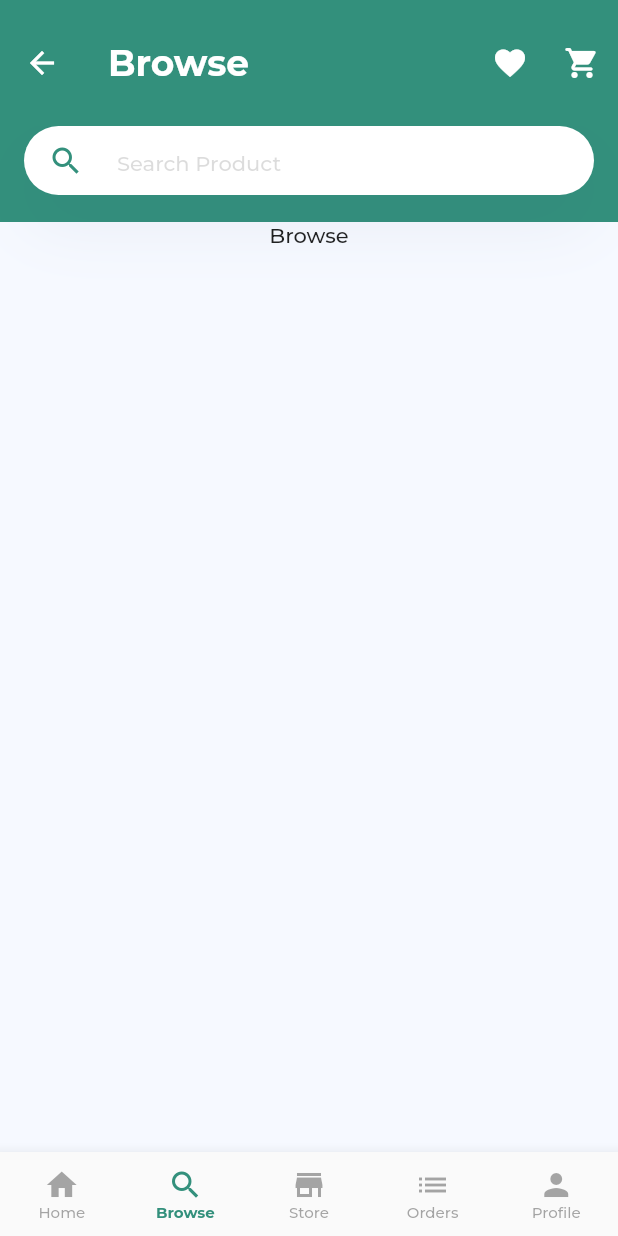
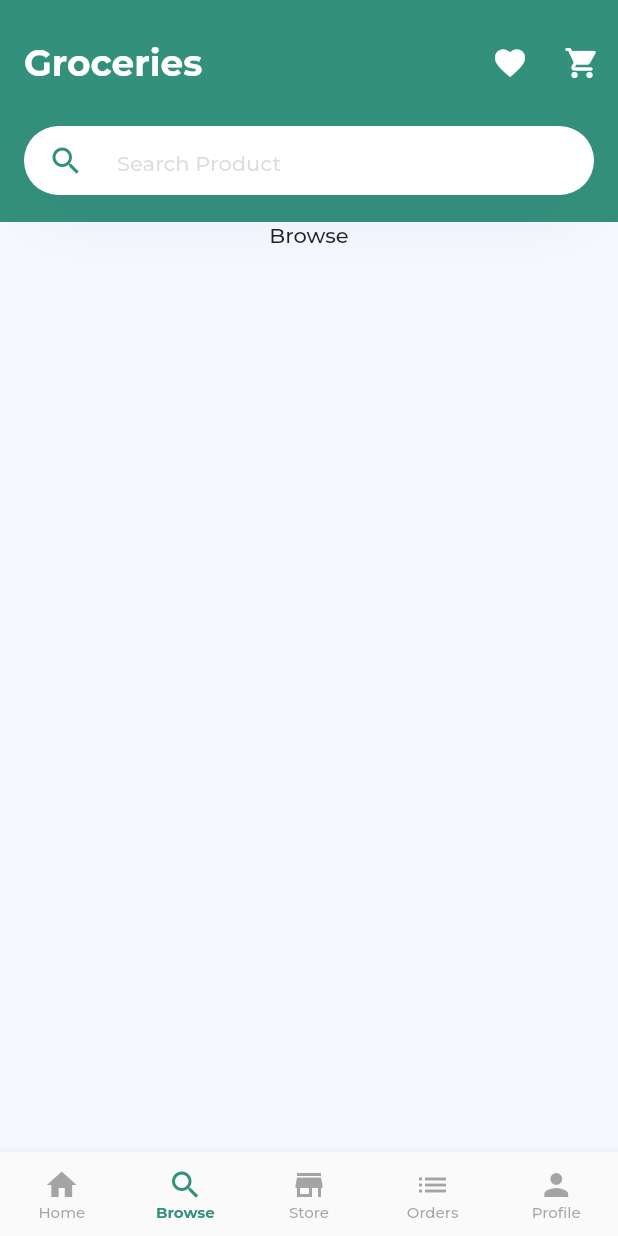
Before and after one commit to mateusisrael/tradly, a Flutter app: the screen it shows after launch, item 2 of the bottom bar chosen, on a phone screen of 412 x 824 dp. Run offline on Flutter 3.47's test engine with Material 2 defaults, Android fonts, the phone set to English and light mode, and no system bars; project files that could hold a hidden picture were left out.

```diff
--- a/lib/components/bottom_navigation_bar.dart
+++ b/lib/components/bottom_navigation_bar.dart
@@ -2,7 +2,9 @@ import 'package:flutter/material.dart';
 
 class AppBottomNavigationBar extends StatefulWidget {
   final int currentIndex;
-  const AppBottomNavigationBar({Key? key, required this.currentIndex})
+  final changeScreen;
+  const AppBottomNavigationBar(
+      {Key? key, required this.currentIndex, required this.changeScreen})
       : super(key: key);
 
   @override
@@ -19,12 +21,7 @@ class AppBottomNavigationBarState extends State<AppBottomNavigationBar> {
     return BottomNavigationBar(
       type: BottomNavigationBarType.fixed,
       currentIndex: widget.currentIndex,
-      onTap: (value) => {
-        if (value == widget.currentIndex || value > screens.length - 1)
-          {}
-        else
-          {Navigator.pushNamed(context, screens[value])}
-      },
+      onTap: (value) => {widget.changeScreen(value)},
       showUnselectedLabels: true,
       selectedItemColor: Theme.of(context).primaryColor,
       unselectedItemColor: unselectedItemColor,
--- a/lib/main.dart
+++ b/lib/main.dart
@@ -10,8 +10,29 @@ void main() {
   runApp(const TradlyApp());
 }
 
-class TradlyApp extends StatelessWidget {
+class TradlyApp extends StatefulWidget {
   const TradlyApp({Key? key}) : super(key: key);
+
+  @override
+  State<TradlyApp> createState() => _TradlyAppState();
+}
+
+class _TradlyAppState extends State<TradlyApp> {
+  int _currentScreen = 0;
+
+  final _screens = [Home(), BrowseScreen()];
+
+  handleChangeCurrentScreen(int value) {
+    if (value < _screens.length) {
+      setState(() {
+        _currentScreen = value;
+      });
+    }
+  }
+
+  _renderScreen() {
+    return _screens[_currentScreen];
+  }
 
   @override
   Widget build(BuildContext context) {
@@ -21,14 +42,16 @@ class TradlyApp extends StatelessWidget {
             ));
 
     return MaterialApp(
-      initialRoute: '/',
-      routes: {
-        '/': (context) => Home(),
-        '/browse': (context) => BrowseScreen()
-      },
       theme: defaultTheme,
       debugShowCheckedModeBanner: false,
       title: 'Tradly',
+      home: Scaffold(
+        appBar: mAppBar('Groceries'),
+        body: _renderScreen(),
+        bottomNavigationBar: AppBottomNavigationBar(
+            currentIndex: _currentScreen,
+            changeScreen: handleChangeCurrentScreen),
+      ),
     );
   }
 }
--- a/lib/screens/browse.dart
+++ b/lib/screens/browse.dart
@@ -14,7 +14,6 @@ class _BrowseScreenState extends State<BrowseScreen> {
   @override
   Widget build(BuildContext context) {
     return Scaffold(
-      appBar: mAppBar('Browse'),
       body: SingleChildScrollView(
         child: Column(
           children: [
@@ -25,9 +24,6 @@ class _BrowseScreenState extends State<BrowseScreen> {
           ],
         ),
       ),
-      bottomNavigationBar: AppBottomNavigationBar(
-        currentIndex: 1,
-      ),
     );
   }
 }
--- a/lib/screens/home.dart
+++ b/lib/screens/home.dart
@@ -1,7 +1,5 @@
 import 'package:flutter/material.dart';
-import 'package:material_tradly/components/bottom_navigation_bar.dart';
 import 'package:material_tradly/components/category_group.dart';
-import 'package:material_tradly/components/m_app_bar.dart';
 import 'package:material_tradly/components/row_cards.dart';
 import 'package:material_tradly/components/sub_status_bar.dart';
 
@@ -33,8 +31,6 @@ class Home extends StatelessWidget {
   @override
   Widget build(BuildContext context) {
     return Scaffold(
-      appBar: mAppBar('Groceries'),
-      bottomNavigationBar: const AppBottomNavigationBar(currentIndex: 0),
       body: SingleChildScrollView(
         child: Column(
           children: [
```
